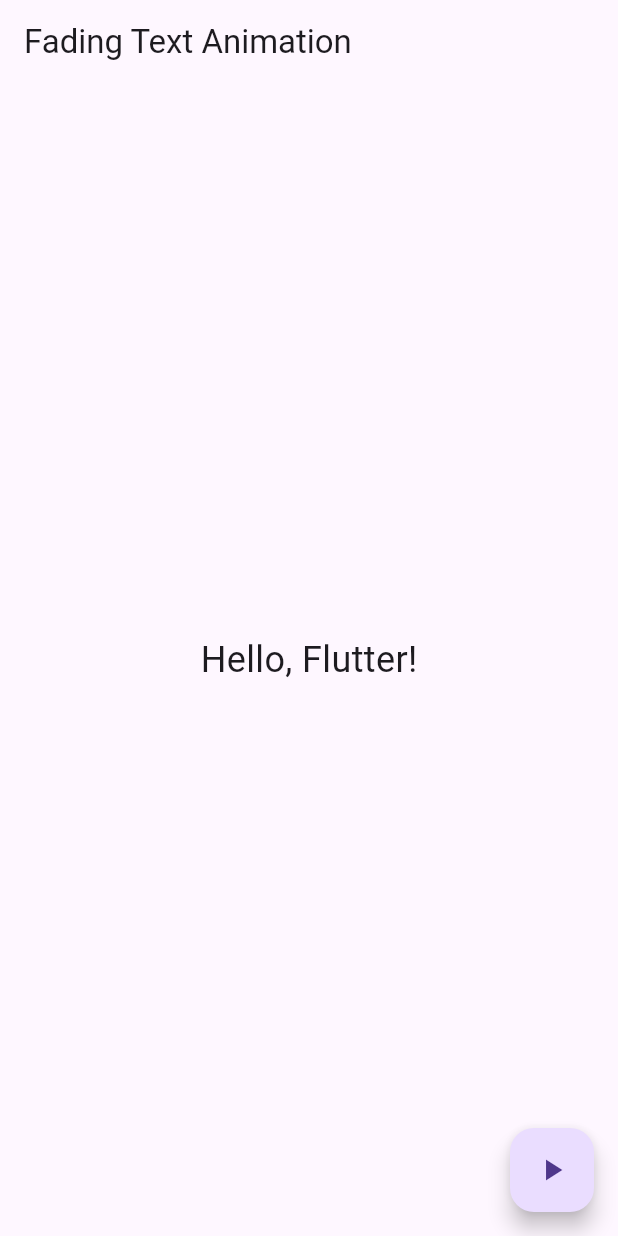
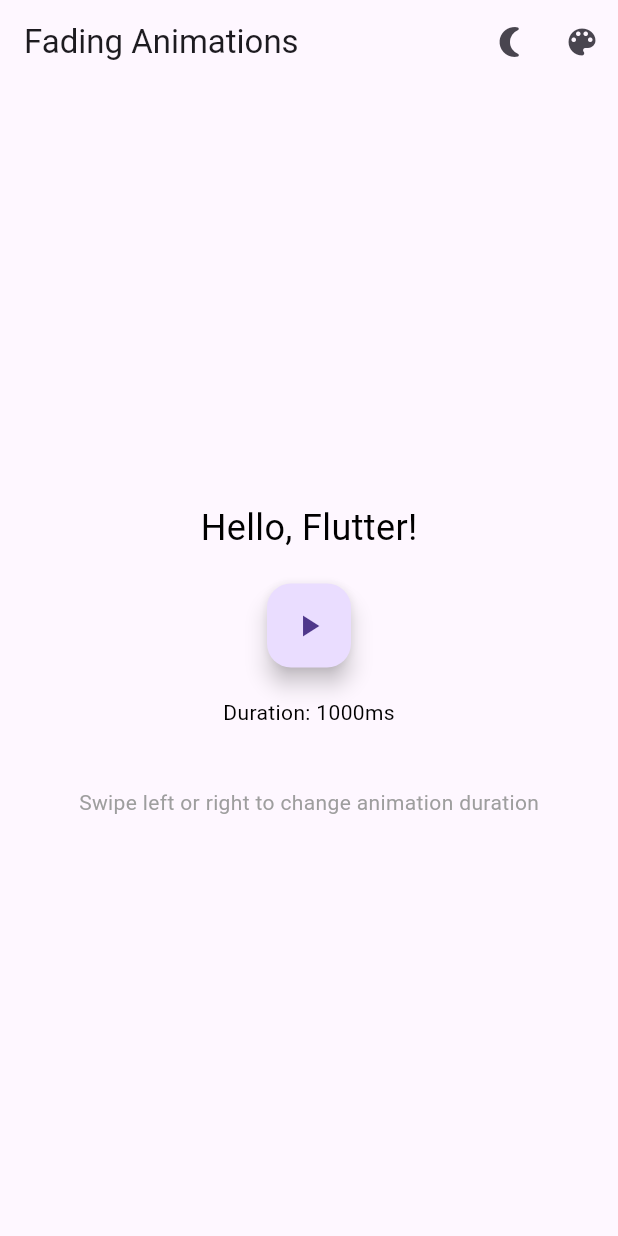
Before and after one commit to Fel1xGarc1a/act07, a Flutter app: the screen it shows after launch, on a phone screen of 412 x 824 dp. Run offline on Flutter 3.47's test engine with Material 3 defaults, Android fonts, the phone set to English and light mode, and no system bars; our stand-ins replace flutter_colorpicker.

Commit message:
Initial requirements for Page Animation

```diff
--- a/lib/main.dart
+++ b/lib/main.dart
@@ -1,19 +1,119 @@
 import 'package:flutter/material.dart';
+import 'package:flutter_colorpicker/flutter_colorpicker.dart';
 
 void main() {
   runApp(MyApp());
 }
 
-class MyApp extends StatelessWidget {
+class MyApp extends StatefulWidget {
+  @override
+  _MyAppState createState() => _MyAppState();
+}
+
+class _MyAppState extends State<MyApp> {
+  bool _isDarkMode = false;
+
+  void toggleTheme() {
+    setState(() {
+      _isDarkMode = !_isDarkMode;
+    });
+  }
+
   @override
   Widget build(BuildContext context) {
     return MaterialApp(
-      home: FadingTextAnimation(),
+      theme: _isDarkMode ? ThemeData.dark() : ThemeData.light(),
+      home: AnimationScreens(toggleTheme: toggleTheme, isDarkMode: _isDarkMode),
+    );
+  }
+}
+
+class AnimationScreens extends StatefulWidget {
+  final Function toggleTheme;
+  final bool isDarkMode;
+
+  AnimationScreens({required this.toggleTheme, required this.isDarkMode});
+
+  @override
+  _AnimationScreensState createState() => _AnimationScreensState();
+}
+
+class _AnimationScreensState extends State<AnimationScreens> {
+  PageController _pageController = PageController();
+  Color _textColor = Colors.black;
+
+  void _showColorPicker() {
+    showDialog(
+      context: context,
+      builder: (BuildContext context) {
+        return AlertDialog(
+          title: Text('Pick a color'),
+          content: SingleChildScrollView(
+            child: ColorPicker(
+              pickerColor: _textColor,
+              onColorChanged: (Color color) {
+                setState(() {
+                  _textColor = color;
+                });
+              },
+              pickerAreaHeightPercent: 0.8,
+            ),
+          ),
+          actions: <Widget>[
+            TextButton(
+              child: Text('Done'),
+              onPressed: () {
+                Navigator.of(context).pop();
+              },
+            ),
+          ],
+        );
+      },
+    );
+  }
+
+  @override
+  Widget build(BuildContext context) {
+    return Scaffold(
+      appBar: AppBar(
+        title: Text('Fading Animations'),
+        actions: [
+          IconButton(
+            icon: Icon(widget.isDarkMode ? Icons.wb_sunny : Icons.nightlight_round),
+            onPressed: () => widget.toggleTheme(),
+          ),
+          IconButton(
+            icon: Icon(Icons.color_lens),
+            onPressed: _showColorPicker,
+          ),
+        ],
+      ),
+      body: PageView(
+        controller: _pageController,
+        children: [
+          FadingTextAnimation(
+            duration: Duration(seconds: 1),
+            textColor: _textColor,
+          ),
+          FadingTextAnimation(
+            duration: Duration(milliseconds: 500),
+            textColor: _textColor,
+          ),
+        ],
+      ),
     );
   }
 }
 
 class FadingTextAnimation extends StatefulWidget {
+  final Duration duration;
+  final Color textColor;
+
+  FadingTextAnimation({
+    required this.duration,
+    required this.textColor,
+  });
+
   @override
   _FadingTextAnimationState createState() => _FadingTextAnimationState();
 }
@@ -29,23 +129,32 @@ class _FadingTextAnimationState extends State<FadingTextAnimation> {
 
   @override
   Widget build(BuildContext context) {
-    return Scaffold(
-      appBar: AppBar(
-        title: Text('Fading Text Animation'),
-      ),
-      body: Center(
-        child: AnimatedOpacity(
+    return Center(
+      child: Column(
+        mainAxisAlignment: MainAxisAlignment.center,
+        children: [
+          AnimatedOpacity(
             opacity: _isVisible ? 1.0 : 0.0,
-          duration: Duration(seconds: 1),
+            duration: widget.duration,
             child: Text(
               'Hello, Flutter!',
-            style: TextStyle(fontSize: 24),
+              style: TextStyle(fontSize: 24, color: widget.textColor),
             ),
           ),
-      ),
-      floatingActionButton: FloatingActionButton(
+          SizedBox(height: 20),
+          FloatingActionButton(
             onPressed: toggleVisibility,
             child: Icon(Icons.play_arrow),
+          ),
+          SizedBox(height: 20),
+          Text(
+            'Duration: ${widget.duration.inMilliseconds}ms',
+            style: TextStyle(color: widget.textColor),
+          ),
+          SizedBox(height: 40),
+          Text('Swipe left or right to change animation duration',
+              style: TextStyle(fontSize: 14, color: Colors.grey)),
+        ],
       ),
     );
   }
--- a/pubspec.yaml
+++ b/pubspec.yaml
@@ -30,6 +30,7 @@ environment:
 dependencies:
   flutter:
     sdk: flutter
+  flutter_colorpicker: ^1.0.3
 
   # The following adds the Cupertino Icons font to your application.
   # Use with the CupertinoIcons class for iOS style icons.
```
Also changed, not shown: pubspec.lock. Lines whose indentation alone changed are shown as unchanged.
